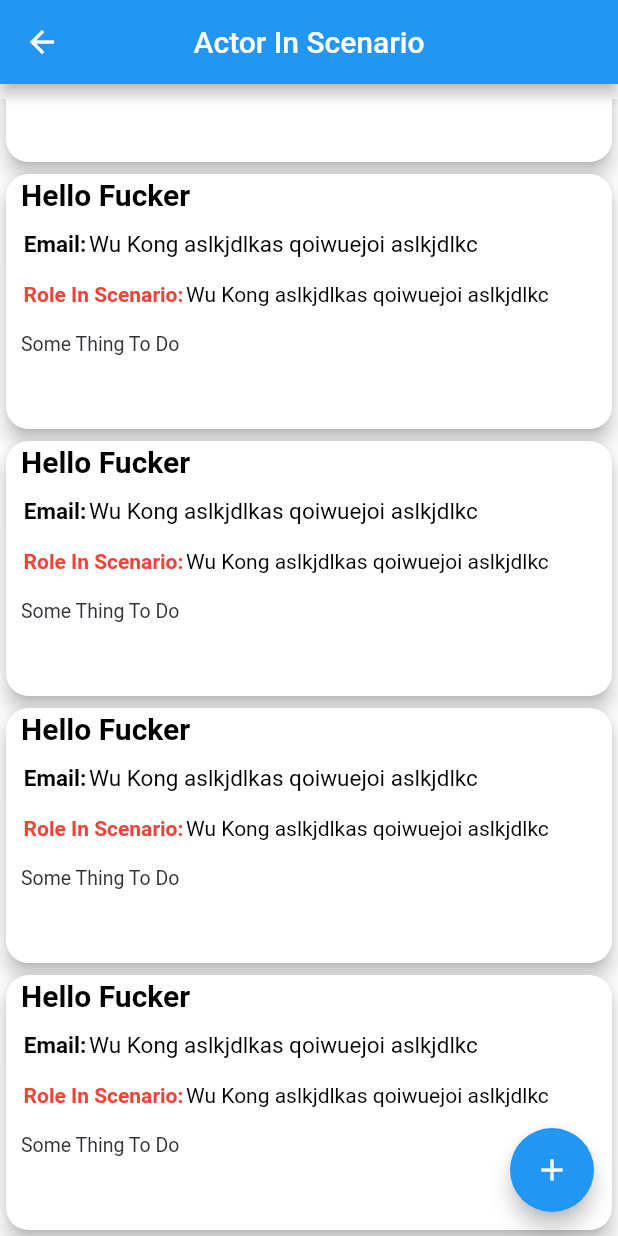
After one commit to BuiThongHoangDuc/TayDuKyMobile, a Flutter app: the ListActorInScenarioPage screen opened directly, scrolled down 132 dp, after a tap on "Hello Fucker", on a phone screen of 412 x 824 dp. The commit adds this screen. Run offline on Flutter 3.47's test engine with Material 2 defaults, Android fonts, the phone set to English and light mode, and no system bars; our stand-ins replace file_picker, firebase_storage, flutter_slidable, fluttertoast, image_picker, shared_preferences; accounts and stored records are empty; network calls fail.

Commit message:
update API ADD actor to scenario+ show List

```diff
--- /dev/null
+++ b/lib/View/ListActorInScenarioPage.dart
@@ -0,0 +1,144 @@
+import 'package:flutter/material.dart';
+import 'package:mobiletayduky/View/LoadingScreen.dart';
+import 'package:mobiletayduky/View/NotFoundScreen.dart';
+import 'package:mobiletayduky/ViewModel/ListActorInScenarioVM.dart';
+import 'package:scoped_model/scoped_model.dart';
+
+class ListActorInScenarioPage extends StatelessWidget {
+  final ListActorInScenarioVM aicVM;
+
+  ListActorInScenarioPage({this.aicVM});
+
+  @override
+  Widget build(BuildContext context) {
+    return ScopedModel<ListActorInScenarioVM>(
+      model: aicVM,
+      child: Scaffold(
+        appBar: AppBar(
+          centerTitle: true,
+          title: Text("Actor In Scenario"),
+        ),
+        body: GestureDetector(
+          child: ScopedModelDescendant<ListActorInScenarioVM>(
+            builder: (context, child, aicVM) {
+//              if (equipVM.isLoading == true) {
+//                return Expanded(
+//                  child: LoadingScreen(),
+//                );
+//              } else if (equipVM.isLoading == false && equipVM.isHave) {
+//                return Expanded(
+//                  child: NotFoundScreen(),
+//                );
+//              } else
+
+              return Padding(
+                padding: EdgeInsets.fromLTRB(0, 10, 0, 0),
+                child: getListAIC(context, aicVM),
+              );
+            },
+          ),
+        ),
+        floatingActionButton: FloatingActionButton(
+          onPressed: () => {
+//            Navigator.push(context, MaterialPageRoute(builder: (context) => AddEqupimentPage(addModel: AddEquipmentViewModel(),)))
+          },
+          tooltip: 'Add Actor In Scenario',
+          child: Icon(Icons.add),
+        ),
+      ),
+    );
+  }
+}
+
+Widget getListAIC(BuildContext context, ListActorInScenarioVM aicVM) {
+  return ListView.builder(
+      scrollDirection: Axis.vertical,
+      itemCount: 5,
+      itemBuilder: (context, index) {
+        return _getAICUI(context, index, aicVM);
+      });
+}
+
+Widget _getAICUI(BuildContext context, int index, ListActorInScenarioVM aicVM) {
+  return Card(
+    shape: RoundedRectangleBorder(
+      borderRadius: BorderRadius.circular(15.0),
+    ),
+    elevation: 5,
+    child: InkWell(
+      onTap: () {
+//        int id = equipVM.equipmentList[index].equipmentId;
+//        equipVM.getEquipmentInfo(context, id);
+      },
+      child: Container(
+        height: 170,
+        child: Container(
+          height: 150,
+          child: Padding(
+            padding: EdgeInsets.fromLTRB(10, 2, 0, 0),
+            child: Column(
+              crossAxisAlignment: CrossAxisAlignment.start,
+              children: <Widget>[
+                Text(
+                    "Hello Fucker",
+                    style: TextStyle(
+                        fontSize: 20,
+                        fontWeight: FontWeight.bold,
+                        color: Colors.black)),
+                SizedBox(height: 10),
+                Padding(
+                  padding: const EdgeInsets.fromLTRB(0, 3, 0, 3),
+                  child: Row(
+                    children: <Widget>[
+                      Text('Email: ',
+                          textAlign: TextAlign.center,
+                          style: TextStyle(
+                              fontSize: 15,
+                              fontWeight: FontWeight.bold,
+                              color: Colors.black)),
+                      Text(
+                        "Wu Kong aslkjdlkas qoiwuejoi aslkjdlkc",
+                        style: TextStyle(color: Colors.black,fontSize: 15),
+                      ),
+                    ],
+                  ),
+                ),
+                SizedBox(height: 10),
+                Padding(
+                  padding: const EdgeInsets.fromLTRB(0, 3, 0, 3),
+                  child: Row(
+                    children: <Widget>[
+                      Text('Role In Scenario: ',
+                          textAlign: TextAlign.center,
+                          style: TextStyle(
+                              fontSize: 14,
+                              fontWeight: FontWeight.bold,
+                              color: Colors.red)),
+                      Text(
+                        "Wu Kong aslkjdlkas qoiwuejoi aslkjdlkc",
+                        style: TextStyle(color: Colors.black),
+                      ),
+                    ],
+                  ),
+                ),
+                SizedBox(height: 10),
+                Padding(
+                  padding: EdgeInsets.fromLTRB(0, 5, 0, 2),
+                  child: Container(
+                    child: Text(
+                      "Some Thing To Do",
+                      overflow: TextOverflow.ellipsis,
+                      maxLines: 2,
+                      style: TextStyle(
+                          fontSize: 13, color: Color.fromARGB(255, 48, 48, 54)),
+                    ),
+                  ),
+                ),
+              ],
+            ),
+          ),
+        ),
+      ),
+    ),
+  );
+}
--- /dev/null
+++ b/lib/ViewModel/AddActorToScenarioVM.dart
@@ -0,0 +1,146 @@
+import 'package:mobiletayduky/Helper/Validate.dart';
+import 'package:mobiletayduky/Model/ScenarioBasicModel.dart';
+import 'package:mobiletayduky/Model/UserBasicModel.dart';
+import 'package:mobiletayduky/Repository/ScenarioRepository.dart';
+import 'package:mobiletayduky/Repository/UserRepository.dart';
+import 'package:scoped_model/scoped_model.dart';
+
+class AddActorToScenarioVM extends Model {
+  final IUserRepository _user = UserRepository();
+  List<UserBasicModel> _userList;
+
+  List<UserBasicModel> get userList => _userList;
+
+  List<String> _emailUser = [];
+
+  List<String> get emailUser => _emailUser;
+
+  bool _isLoading = false;
+  bool _isNotHave = false;
+
+  bool get isLoading => _isLoading;
+
+  bool get isHave => _isNotHave;
+
+  String _selectedActor;
+
+  String get selectedActor => _selectedActor;
+
+  int _idActor;
+  String _nameActor = '';
+
+  String get nameActor => _nameActor;
+
+  final IScenarioRepository _scenario = ScenarioRepository();
+  List<ScenarioBasicModel> _scenarioList;
+
+  List<ScenarioBasicModel> get scenarioList => _scenarioList;
+
+  List<String> _scenarioName = [];
+
+  List<String> get scenarioName => _scenarioName;
+
+  int _idScenario;
+
+  String _selectedScenario;
+
+  String get selectedScenario => _selectedScenario;
+
+  bool _isReady = true;
+
+  String _errorScenario = '';
+
+  String get errorScenario => _errorScenario;
+
+  String _errorActor = '';
+
+  String get errorActor => _errorActor;
+
+  Validate _description = Validate(null, null);
+
+  Validate get description => _description;
+
+
+  void changeSelectedActor(String newValue) {
+    _selectedActor = newValue;
+    _idActor = _userList[_emailUser.indexOf(newValue)].userId;
+    _nameActor = _userList[_emailUser.indexOf(newValue)].userName;
+    if (_selectedActor != null) _errorActor = '';
+    print(_idActor);
+    notifyListeners();
+  }
+
+  void changeSelectedScenario(String newValue) {
+    _selectedScenario = newValue;
+    _idScenario = _scenarioList[_scenarioName.indexOf(newValue)].scID;
+    if (_selectedScenario != null) _errorScenario = '';
+    print(_idScenario);
+    notifyListeners();
+  }
+
+  void changeComment(String value) {
+    if (value.length <= 3 || value.length > 150) {
+      _description =
+          Validate(null, "Input Must Be > 3 character and < 150 character");
+    } else {
+      _description = Validate(value, null);
+    }
+    notifyListeners();
+  }
+
+  AddActorToScenarioVM() {
+    getAll();
+  }
+
+  void getAll() async {
+    _isLoading = true;
+    _isNotHave = false;
+    notifyListeners();
+    _userList = await _user.getListUser().whenComplete(() {
+      _userList = userList;
+      _isLoading = false;
+    });
+    if (_userList == null)
+      _isNotHave = true;
+    else {
+      for (int i = 0; i < userList.length; i++) {
+        _emailUser.add(userList[i].userEmail);
+      }
+      print(_emailUser);
+    }
+
+    _scenarioList = await _scenario.getScenarios().whenComplete(() {
+      _scenarioList = scenarioList;
+      _isLoading = false;
+    });
+    if (_scenarioList == null)
+      _isNotHave = true;
+    else {
+      for (int i = 0; i < _scenarioList.length; i++) {
+        _scenarioName.add(_scenarioList[i].scName);
+      }
+    }
+    notifyListeners();
+  }
+
+  void addActortoScenario() {
+    _isReady = true;
+    if (_selectedActor == null) {
+      _isReady = false;
+      _errorActor = "Select Actor Please";
+    }
+    if (_selectedScenario == null) {
+      _isReady = false;
+      _errorScenario = "Select Scenario Please";
+    }
+    if (_description.value == null) {
+      changeComment("");
+      _isReady = false;
+    }
+
+    notifyListeners();
+    if (_isReady) {
+
+    }
+  }
+}
--- /dev/null
+++ b/lib/ViewModel/ListActorInScenarioVM.dart
@@ -0,0 +1,5 @@
+import 'package:scoped_model/scoped_model.dart';
+
+class ListActorInScenarioVM extends Model {
+
+}
--- a/lib/src/app.dart
+++ b/lib/src/app.dart
@@ -1,6 +1,8 @@
 import 'package:flutter/material.dart';
+import 'package:mobiletayduky/View/AddActorToScenarioPage.dart';
 import 'package:mobiletayduky/View/AddScenarioPage.dart';
 import 'package:mobiletayduky/View/LoginPage.dart';
+import 'package:mobiletayduky/ViewModel/AddActorToScenarioVM.dart';
 import 'package:mobiletayduky/ViewModel/AddScenarioViewModel.dart';
 import 'package:mobiletayduky/ViewModel/LoginViewModel.dart';
 
@@ -10,7 +12,7 @@ class MyApp extends StatelessWidget {
     return MaterialApp (
       debugShowCheckedModeBanner: false,
       home: LoginPage(LoginViewModel())
-//      home: AddScenarioPage(addModel: AddScenarioViewModel(),),
+//      home: AddActorToScenarioPage(addModel: AddActorToScenarioVM(),),
     );
   }
 }
```
Also changed, not shown: lib/Helper/APIHelper.dart (+9 -9 lines), lib/View/AddActorToScenarioPage.dart (added, +291 -0 lines), lib/View/EditScenarioPage.dart (+62 -4 lines).
